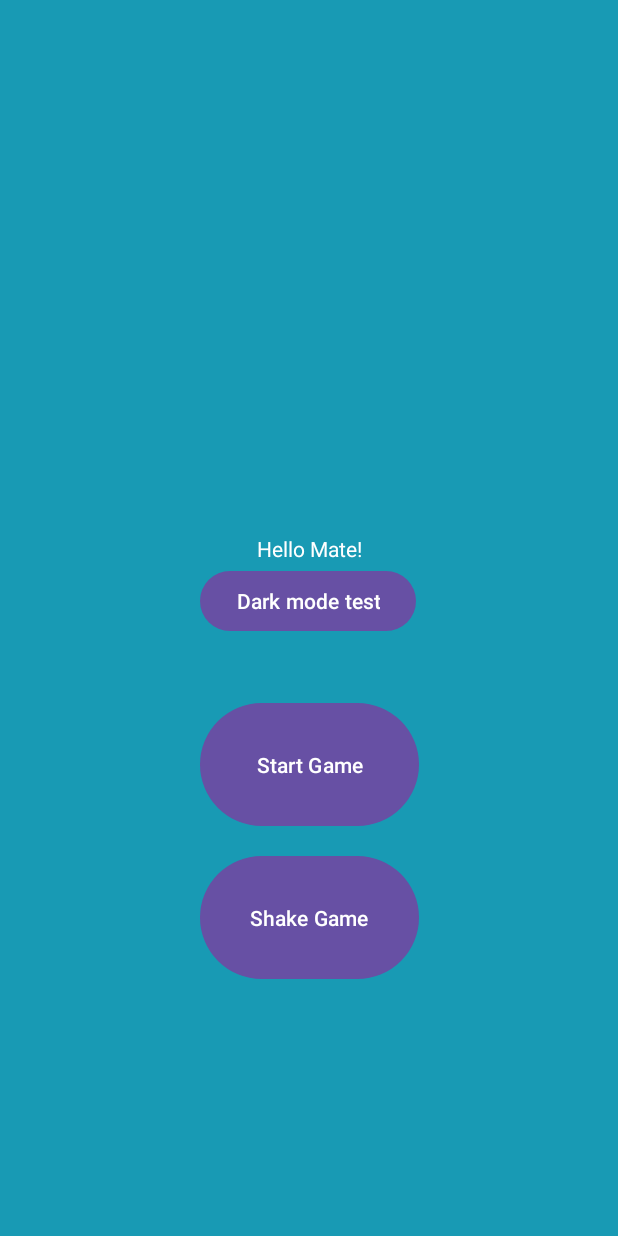
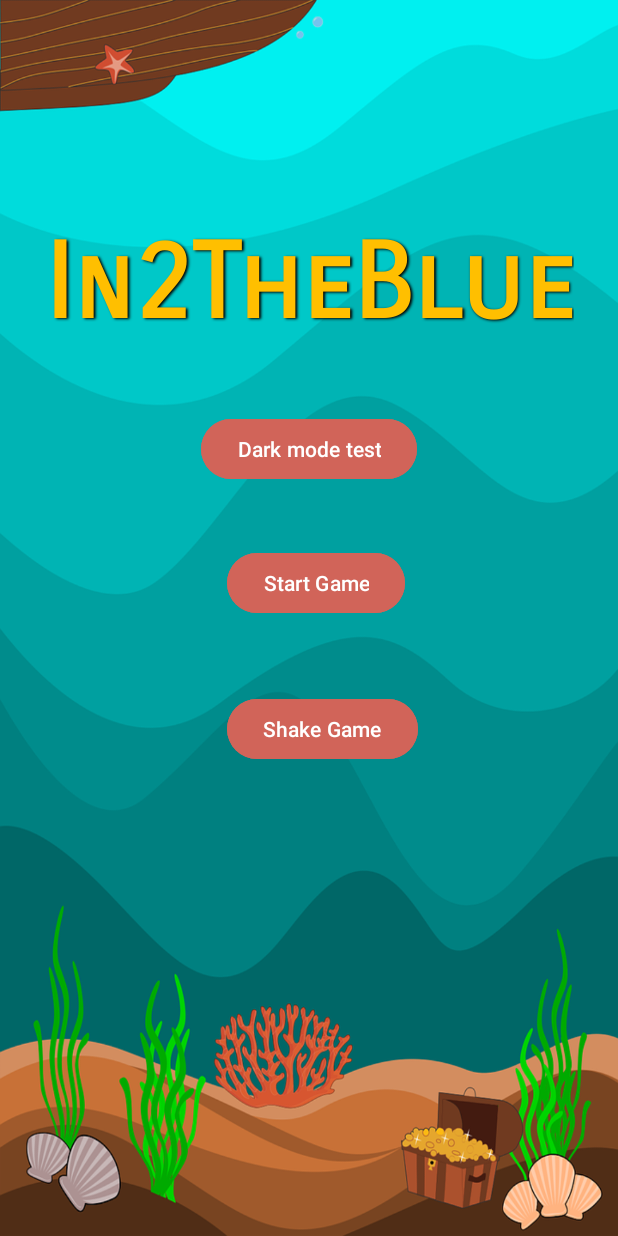
Before and after one commit to Ida-Leefjelstrenius/projekt-interaktionsdesign, an Android app: the screen it shows after launch (MainActivity), on a phone screen of 412 x 824 dp. Run offline under Robolectric (Android 15) with nearby library versions, the light colour scheme and no system bars.

Commit message:
Changed home page and added settings, inventory and profile pages

```diff
--- /dev/null
+++ b/app/src/main/java/com/example/projektinteraktionsdesign/Inventory.java
@@ -0,0 +1,4 @@
+package com.example.projektinteraktionsdesign;
+
+public class Inventory {
+}
--- /dev/null
+++ b/app/src/main/java/com/example/projektinteraktionsdesign/ProfilePage.java
@@ -0,0 +1,4 @@
+package com.example.projektinteraktionsdesign;
+
+public class ProfilePage {
+}
--- /dev/null
+++ b/app/src/main/java/com/example/projektinteraktionsdesign/SettingsPage.java
@@ -0,0 +1,4 @@
+package com.example.projektinteraktionsdesign;
+
+public class SettingsPage {
+}
--- a/app/src/main/res/layout/activity_main.xml
+++ b/app/src/main/res/layout/activity_main.xml
@@ -5,55 +5,63 @@
     android:id="@+id/main"
     android:layout_width="match_parent"
     android:layout_height="match_parent"
-    android:background="@color/blueGrotto"
+    android:background="@drawable/vatten"
     tools:context=".MainActivity">
 
     <TextView
-        android:id="@+id/HelloString"
+        android:id="@+id/gameText"
         android:layout_width="wrap_content"
         android:layout_height="wrap_content"
-        android:layout_marginTop="356dp"
-        android:layout_marginEnd="36dp"
-        android:layout_marginBottom="1dp"
-        android:text="@string/HelloString"
-        android:textColor="@color/white"
-        app:layout_constraintBottom_toTopOf="@+id/btn_open_sensor"
-        app:layout_constraintEnd_toEndOf="@+id/btn_open_sensor"
-        app:layout_constraintTop_toTopOf="parent" />
+        android:fontFamily="sans-serif-smallcaps"
+        android:text="@string/GameTitle"
+        android:textAlignment="center"
+        android:textColor="@color/amberGold"
+        android:textSize="70sp"
+        android:textStyle="bold"
+        android:shadowColor="#000000"
+        android:shadowDx="1.5"
+        android:shadowDy="1.3"
+        android:shadowRadius="1.6"
+        app:layout_constraintBottom_toBottomOf="parent"
+        app:layout_constraintEnd_toEndOf="parent"
+        app:layout_constraintStart_toStartOf="parent"
+        app:layout_constraintTop_toTopOf="parent"
+        app:layout_constraintVertical_bias="0.199" />
+
 
     <Button
         android:id="@+id/btn_open_sensor"
         android:layout_width="wrap_content"
         android:layout_height="wrap_content"
-        android:layout_marginBottom="40dp"
+        android:layout_marginTop="44dp"
+        android:backgroundTint="@color/desertCoral"
         android:onClick="openSensorActivity"
         android:text="@string/openLightSensor"
-        app:layout_constraintBottom_toTopOf="@+id/btn_start_game"
-        app:layout_constraintStart_toStartOf="@+id/btn_start_game"
-        app:layout_constraintTop_toBottomOf="@+id/HelloString" />
+        app:layout_constraintEnd_toEndOf="parent"
+        app:layout_constraintStart_toStartOf="parent"
+        app:layout_constraintTop_toBottomOf="@+id/gameText" />
 
     <Button
         android:id="@+id/btn_start_game"
-        android:layout_width="146dp"
-        android:layout_height="0dp"
-        android:layout_marginBottom="12dp"
+        android:layout_width="wrap_content"
+        android:layout_height="wrap_content"
+        android:layout_marginTop="41dp"
+        android:layout_marginEnd="8dp"
+        android:backgroundTint="@color/desertCoral"
         android:onClick="openGameActivity"
         android:text="Start Game"
-        app:layout_constraintBottom_toTopOf="@+id/btn_shake"
-        app:layout_constraintEnd_toEndOf="parent"
-        app:layout_constraintStart_toStartOf="parent"
+        app:layout_constraintEnd_toEndOf="@+id/btn_open_sensor"
         app:layout_constraintTop_toBottomOf="@+id/btn_open_sensor" />
 
     <Button
         android:id="@+id/btn_shake"
-        android:layout_width="146dp"
-        android:layout_height="0dp"
-        android:layout_marginBottom="167dp"
+        android:layout_width="wrap_content"
+        android:layout_height="wrap_content"
+        android:layout_marginTop="49dp"
+        android:backgroundTint="@color/desertCoral"
         android:onClick="openShakeActivity"
         android:text="Shake Game"
-        app:layout_constraintBottom_toBottomOf="parent"
-        app:layout_constraintEnd_toEndOf="parent"
-        app:layout_constraintStart_toStartOf="parent"
+        app:layout_constraintStart_toStartOf="@+id/btn_start_game"
         app:layout_constraintTop_toBottomOf="@+id/btn_start_game" />
 
 </androidx.constraintlayout.widget.ConstraintLayout>
--- /dev/null
+++ b/app/src/main/res/layout/inventory.xml
@@ -0,0 +1,6 @@
+<?xml version="1.0" encoding="utf-8"?>
+<androidx.constraintlayout.widget.ConstraintLayout xmlns:android="http://schemas.android.com/apk/res/android"
+    android:layout_width="match_parent"
+    android:layout_height="match_parent">
+
+</androidx.constraintlayout.widget.ConstraintLayout>
--- /dev/null
+++ b/app/src/main/res/layout/profilepage.xml
@@ -0,0 +1,6 @@
+<?xml version="1.0" encoding="utf-8"?>
+<androidx.constraintlayout.widget.ConstraintLayout xmlns:android="http://schemas.android.com/apk/res/android"
+    android:layout_width="match_parent"
+    android:layout_height="match_parent">
+
+</androidx.constraintlayout.widget.ConstraintLayout>
--- /dev/null
+++ b/app/src/main/res/layout/settingspage.xml
@@ -0,0 +1,6 @@
+<?xml version="1.0" encoding="utf-8"?>
+<androidx.constraintlayout.widget.ConstraintLayout xmlns:android="http://schemas.android.com/apk/res/android"
+    android:layout_width="match_parent"
+    android:layout_height="match_parent">
+
+</androidx.constraintlayout.widget.ConstraintLayout>
--- a/app/src/main/res/values/colors.xml
+++ b/app/src/main/res/values/colors.xml
@@ -3,4 +3,10 @@
     <color name="black">#FF000000</color>
     <color name="white">#FFFFFFFF</color>
     <color name="blueGrotto">#189AB4</color>
+    <color name="seaGreen">#2E8B57</color>
+    <color name="deepsSeaGreen">#005F56</color>
+    <color name="amberGold">#FFBF00</color>
+    <color name="sunsetGold">#FFCC33</color>
+    <color name="coralRose">#F37740</color>
+    <color name="desertCoral">#D16459</color>
 </resources>
--- a/app/src/main/res/values/strings.xml
+++ b/app/src/main/res/values/strings.xml
@@ -5,4 +5,5 @@
     <string name="luxString">Light Level: %1$.2f lx</string>
     <string name="lightMode">Light mode</string>
     <string name="darkMode">Dark mode</string>
+    <string name="GameTitle">In2TheBlue</string>
 </resources>
```
